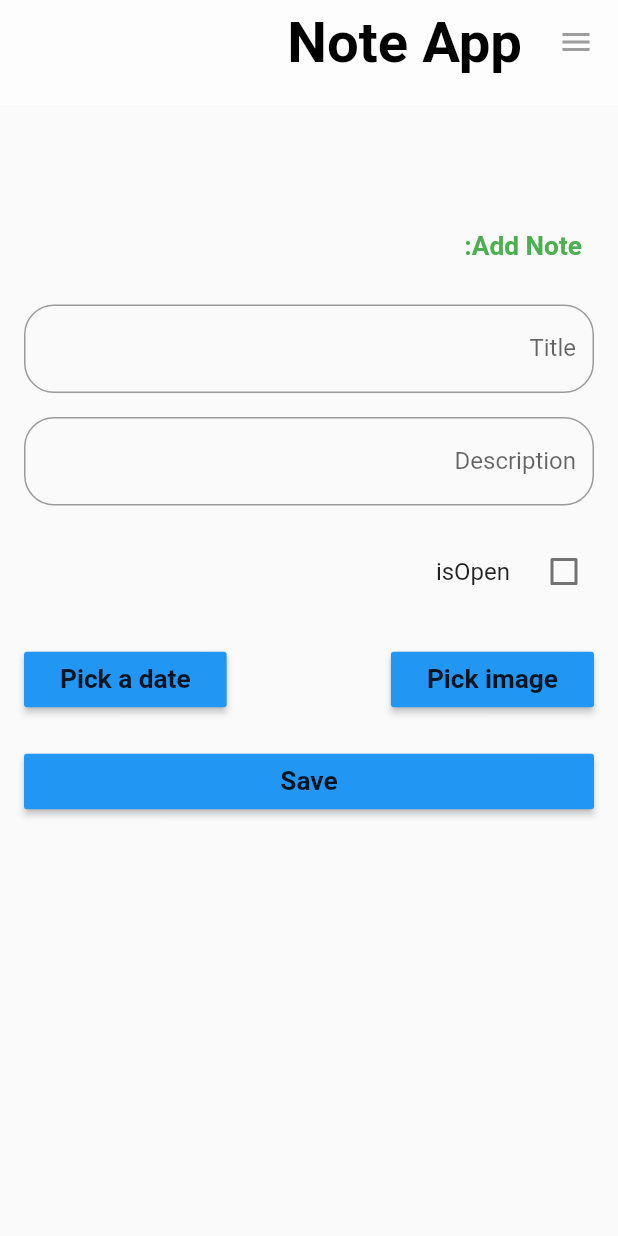
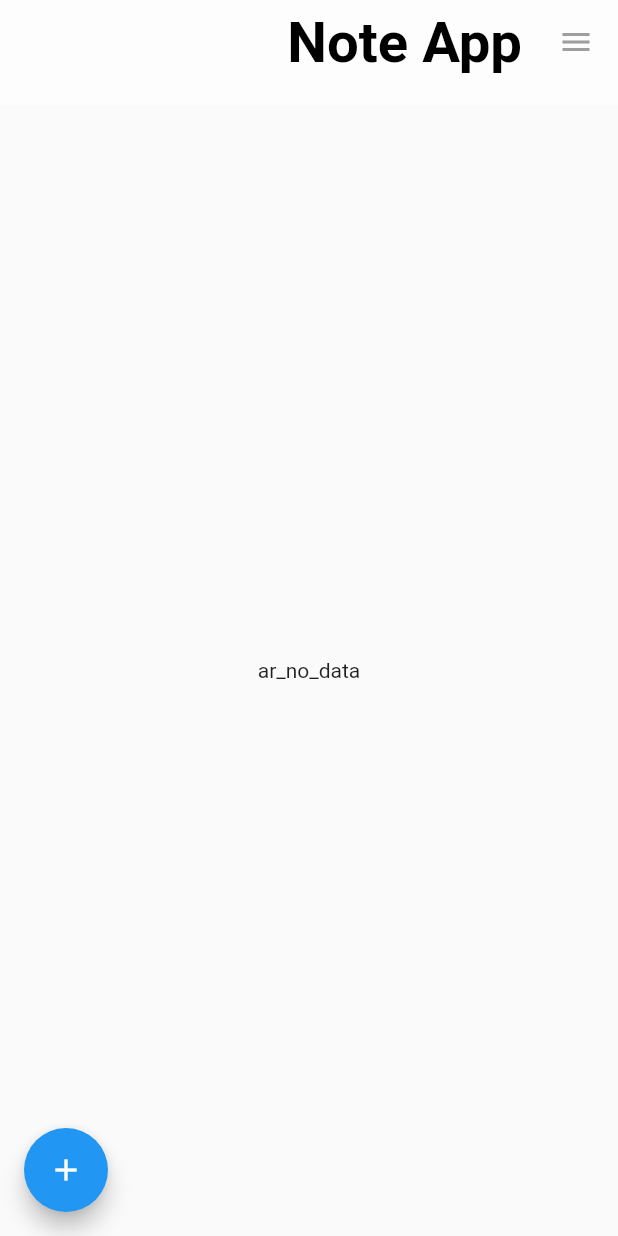
Before and after one commit to AbdoTareq/visual_note_app_task, a Flutter app: the screen it shows after launch, on a phone screen of 412 x 824 dp. Run offline on Flutter 3.47's test engine with Material 2 defaults, Android fonts, the phone set to English and light mode, and no system bars; our stand-ins replace get, get_storage, image_picker, logger, sqflite, velocity_x; accounts and stored records are empty; Roboto replaces fonts that are missing (Cairo).

Commit message:
feat: get all notes

```diff
--- a/lib/app_bindings.dart
+++ b/lib/app_bindings.dart
@@ -1,6 +1,6 @@
 import 'package:get/get.dart';
 import 'package:visual_note_app_task/repos/note_repo.dart';
-import 'controller/home_controller.dart';
+import 'controller/note_controller.dart';
 import 'controller/app_settings_controller.dart';
 
 class AppBinding implements Bindings {
@@ -8,6 +8,6 @@ class AppBinding implements Bindings {
   void dependencies() {
     Get.put(AppSettingsController(), permanent: true).addThemeListener();
     Get.find<AppSettingsController>().addLanguageListener();
-    Get.lazyPut<HomeController>(() => HomeController(DbManager()));
+    Get.lazyPut<NoteController>(() => NoteController(DbManager()));
   }
 }
--- a/lib/controller/home_controller.dart
+++ b/lib/controller/note_controller.dart
@@ -8,15 +8,25 @@ import 'package:visual_note_app_task/repos/note_repo.dart';
 
 import '../constants.dart';
 
-class HomeController extends GetxController {
+class NoteController extends GetxController {
   final NoteRepository repository;
-  HomeController(this.repository);
+  NoteController(this.repository);
+
   Rx<XFile?> image = XFile('').obs;
   final selectedDate = DateTime(1960).obs;
   final GlobalKey<FormState> formKey = GlobalKey();
   RxBool isOpen = false.obs;
+  List<TextEditingController> textControllers = List.generate(2, (index) => TextEditingController());
 
-  List<TextEditingController> textControllers = List.generate(2, (index) => TextEditingController());
+  final notes = <Note>[].obs;
+
+  @override
+  void onReady() async {
+    await getAll();
+    super.onReady();
+  }
+
+  Future getAll() async => notes(await repository.getAll());
 
   Future<void> saveNote() async {
     if (formKey.currentState!.validate()) {
@@ -28,5 +38,7 @@ class HomeController extends GetxController {
           isOpen: isOpen.value ? 1 : 0);
       logger.i("${(await repository.insert(note)).toMap()}");
     }
+    await getAll();
+    Get.back();
   }
 }
--- a/lib/models/note.dart
+++ b/lib/models/note.dart
@@ -1,5 +1,4 @@
 import 'dart:convert';
-import 'dart:typed_data';
 
 class Note {
   final int? id;
--- a/lib/view/pages/home_page.dart
+++ b/lib/view/pages/home_page.dart
@@ -4,19 +4,16 @@ import 'package:flutter/material.dart';
 import 'package:get/get.dart';
 import 'package:image_picker/image_picker.dart';
 import 'package:visual_note_app_task/constants.dart';
-import 'package:visual_note_app_task/controller/home_controller.dart';
+import 'package:visual_note_app_task/controller/note_controller.dart';
+import 'package:visual_note_app_task/view/pages/add_note_page.dart';
 import 'package:visual_note_app_task/view/widgets/app_drawer.dart';
 import 'package:visual_note_app_task/view/widgets/custom_app_bar.dart';
 import 'package:visual_note_app_task/view/widgets/text_input.dart';
 import 'package:velocity_x/velocity_x.dart';
 
-class HomePage extends GetView<HomeController> {
-  HomePage({Key? key}) : super(key: key);
+class HomePage extends GetView<NoteController> {
+  const HomePage({Key? key}) : super(key: key);
 
-  final ImagePicker _picker = ImagePicker();
-  // Pick an image
-
-  var image;
   @override
   Widget build(BuildContext context) {
     return Scaffold(
@@ -25,77 +22,35 @@ class HomePage extends GetView<HomeController> {
       ),
       drawer: const AppDrawer(),
       body: SafeArea(
-          child: Form(
-            key: controller.formKey,
-            child: ListView(
+        child: GetX<NoteController>(builder: (_) {
+          return _.notes.isEmpty
+              ? 'ar_no_data'.tr.text.makeCentered()
+              : ListView.separated(
+                  separatorBuilder: (context, index) => const Divider(height: 1),
+                  itemCount: controller.notes.length,
+                  itemBuilder: (context, index) {
+                    final item = controller.notes[index];
+                    return index == controller.notes.length
+                        ? const Divider(height: 80)
+                        : ListTile(
+                            title: item.title.text.make(),
+                            subtitle: item.title.text.make(),
+                            leading: Image.file(File(item.image), width: 66, height: 66, fit: BoxFit.fill),
+                            trailing: Column(
                               children: [
-                60.heightBox,
-                'Add Note:'.text.bold.xl2.color(kPrimaryColor).xl.make().p8(),
-                20.heightBox,
-                TextInput(
-                  controller: controller.textControllers[0],
-                  hint: 'Title',
-                  validate: (value) => value!.isEmpty ? 'Eenter some text' : null,
-                ),
-                TextInput(
-                  controller: controller.textControllers[1],
-                  hint: 'Description',
-                  validate: (value) => value!.isEmpty ? 'Eenter some text' : null,
-                ),
-                Obx(
-                  () => CheckboxListTile(
-                    contentPadding: EdgeInsets.zero,
-                    controlAffinity: ListTileControlAffinity.leading,
-                    title: Text('isOpen'.tr),
-                    value: controller.isOpen.value,
-                    onChanged: (value) => controller.isOpen.toggle(),
-                  ),
-                ),
-                20.heightBox,
-                Row(
-                  mainAxisAlignment: MainAxisAlignment.spaceBetween,
-                  children: [
-                    MaterialButton(
-                        color: Colors.blue,
-                        onPressed: () async {
-                          controller.image.value = await _picker.pickImage(source: ImageSource.gallery);
-                        },
-                        splashColor: Colors.blueGrey,
-                        child: 'Pick image'.text.bold.xl.make().p8()),
-                    Obx(() => controller.image.value!.path.isEmpty
-                        ? Container()
-                        : Image.file(File(controller.image.value!.path)).wh10(context)),
-                    MaterialButton(
-                        color: Colors.blue,
-                        onPressed: () async {
-                          controller.selectedDate(await showDatePicker(
-                              context: context,
-                              initialDate: DateTime.now(),
-                              firstDate: DateTime(1950),
-                              lastDate: DateTime.now()));
-                        },
-                        splashColor: Colors.blueGrey,
-                        child: Obx(
-                          () => (controller.selectedDate.value.year == 1960
-                                  ? 'Pick a date'
-                                  : controller.selectedDate.string.substring(0, 10))
-                              .text
-                              .bold
-                              .xl
-                              .make()
-                              .p8(),
-                        )),
+                                item.dateInMiliSeconds.substring(0, 10).text.make().p8(),
+                                (item.isOpen == 1 ? 'Open' : 'Closed').text.make(),
                               ],
                             ),
-                20.heightBox,
-                MaterialButton(
-                    color: Colors.blue,
-                    onPressed: controller.saveNote,
-                    splashColor: Colors.blueGrey,
-                    child: 'Save'.text.bold.xl.make().p8()),
-              ],
-            ).p16(),
+                          );
+                  });
+        }),
       ),
-        ));
+      floatingActionButton: FloatingActionButton(
+        onPressed: () => Get.to(() => AddNotePage()),
+        child: const Icon(Icons.add, color: Colors.white),
+        backgroundColor: Colors.blue,
+      ),
+    );
   }
 }
```
Also changed, not shown: lib/view/pages/add_note_page.dart (added, +99 -0 lines), lib/view/pages/forget_pass_page.dart (deleted, +0 -49 lines). Lines whose indentation alone changed are shown as unchanged.
